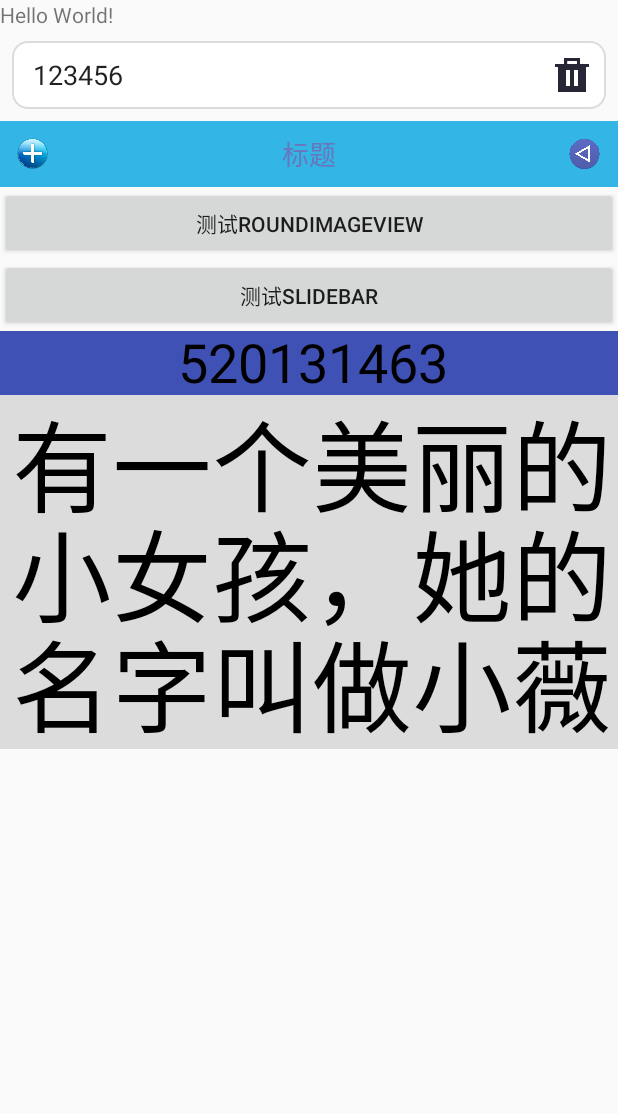
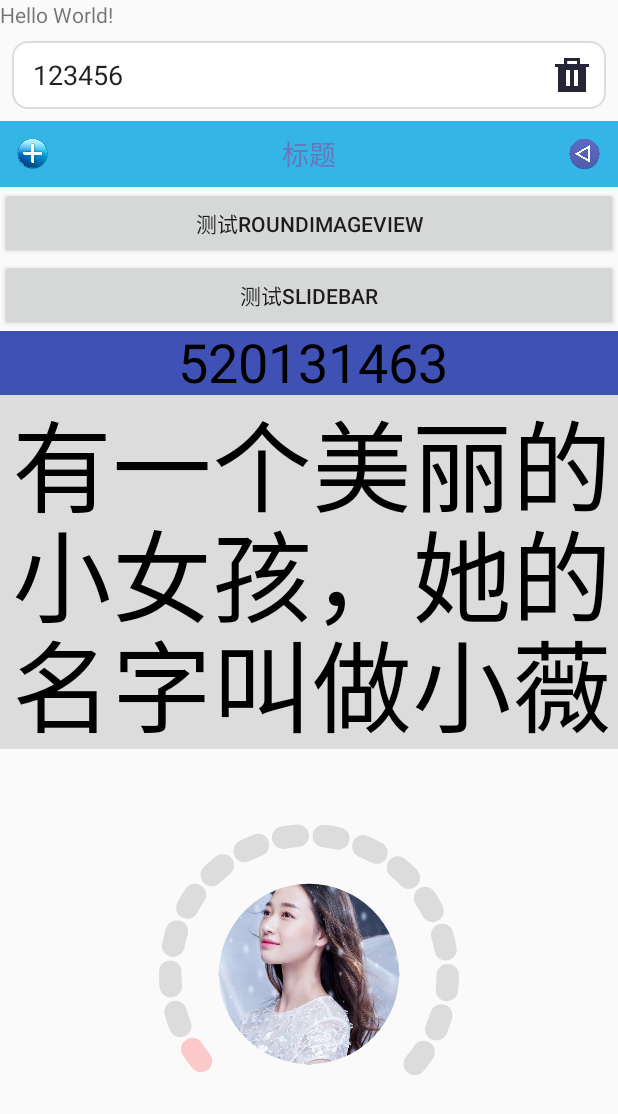
Before and after one commit to fountaintao/CustomControl, an Android app: the screen it shows after launch (MainActivity), on a phone screen of 412 x 824 dp. Shown: the top 1114 px of the screen. Run offline under Robolectric (Android 15) with nearby library versions, the phone set to English and light mode, and no system bars.

Commit message:
自定义音量调节控件。。。

```diff
--- a/app/src/main/res/layout/activity_main.xml
+++ b/app/src/main/res/layout/activity_main.xml
@@ -50,4 +50,16 @@
         android:background="@color/color_dc"
         android:padding="8dp" />
 
+    <com.taoyong.widget.VolumeView
+        android:layout_width="200dp"
+        android:layout_height="300dp"
+        android:layout_gravity="center_horizontal"
+        app:borderWidth="15dp"
+        app:chooseColor="@color/color64ff0000"
+        app:currentVolume="1"
+        app:incomplete="true"
+        app:intervalAngle="3"
+        app:sumVolume="16"
+        app:unChooseColor="@color/color_dc" />
+
 </LinearLayout>
--- /dev/null
+++ b/widget/src/main/java/com/taoyong/widget/VolumeView.java
@@ -0,0 +1,184 @@
+package com.taoyong.widget;
+
+import android.content.Context;
+import android.content.res.TypedArray;
+import android.graphics.Bitmap;
+import android.graphics.BitmapFactory;
+import android.graphics.Canvas;
+import android.graphics.Color;
+import android.graphics.Paint;
+import android.graphics.PorterDuff;
+import android.graphics.PorterDuffXfermode;
+import android.graphics.RectF;
+import android.util.AttributeSet;
+import android.view.MotionEvent;
+import android.view.View;
+
+/**
+ * Creation Time :  2017/9/18.<br/>
+ * Creator : tao yong.<br/>
+ * Module description : <br/>
+ */
+public class VolumeView extends View {
+    private static final String TAG = "VolumeView";
+    private Paint paint;
+    private float borderWidth = 50f;//默认宽度
+    private int chooseColor = Color.RED;//默认选中颜色
+    private int unChooseColor = Color.BLACK;//默认未选中颜色
+    private int sumVolume = 12;//默认总音量数
+    private int currentVolume = 6;//默认选中音量数
+    private float intervalAngle = 0f;//默认间隔角度
+    private boolean incomplete = false;//默认 不 残缺
+    private int centerImage = R.drawable.love;//默认中心图片资源
+
+    public VolumeView(Context context) {
+        super(context);
+        init(context, null);
+    }
+
+    public VolumeView(Context context, AttributeSet attrs) {
+        super(context, attrs);
+        init(context, attrs);
+    }
+
+    public VolumeView(Context context, AttributeSet attrs, int defStyleAttr) {
+        super(context, attrs, defStyleAttr);
+        init(context, attrs);
+    }
+
+    public VolumeView(Context context, AttributeSet attrs, int defStyleAttr, int defStyleRes) {
+        super(context, attrs, defStyleAttr, defStyleRes);
+        init(context, attrs);
+    }
+
+    private void init(Context context, AttributeSet attrs) {
+        if (null != attrs) {
+            TypedArray a = context.obtainStyledAttributes(attrs, R.styleable.VolumeView);
+            /****************************************************/
+            borderWidth = a.getDimension(R.styleable.VolumeView_borderWidth, 50f);
+            /****************************************************/
+            chooseColor = a.getColor(R.styleable.VolumeView_chooseColor, Color.RED);
+            /****************************************************/
+            unChooseColor = a.getColor(R.styleable.VolumeView_unChooseColor, Color.BLACK);
+            /****************************************************/
+            sumVolume = a.getInteger(R.styleable.VolumeView_sumVolume, 12);
+            /****************************************************/
+            currentVolume = a.getColor(R.styleable.VolumeView_currentVolume, 6);
+            /****************************************************/
+            intervalAngle = a.getFloat(R.styleable.VolumeView_intervalAngle, 0f);
+            /****************************************************/
+            incomplete = a.getBoolean(R.styleable.VolumeView_incomplete, false);
+            /****************************************************/
+            centerImage = a.getResourceId(R.styleable.VolumeView_centerImage, R.drawable.love);
+            a.recycle();
+        }
+    }
+
+    @Override
+    protected void onDraw(Canvas canvas) {
+        if (null == paint) {
+            paint = new Paint();
+        }
+        int width = getWidth();
+        int height = getHeight();
+        paint.setAntiAlias(true); // 消除锯齿
+        paint.setStrokeWidth(borderWidth); // 设置圆环的宽度
+        paint.setStrokeCap(Paint.Cap.ROUND); // 定义线段断电形状为圆头
+        paint.setStyle(Paint.Style.STROKE); // 设置空心
+        float radius = (width < height ? width : height) / 2f - borderWidth / 2f;// 半径
+        RectF oval = new RectF(width / 2f - radius, height / 2f - radius, width / 2f + radius, height / 2f + radius); //画圆弧的范围
+        double v = (180 * borderWidth) / (Math.PI * radius);//计算 线段断电形状为圆头 部分占用的角度
+        float average, startPos;
+        if (incomplete) {
+            average = 270f / sumVolume;
+            startPos = (float) (135 + v / 2f);
+        } else {
+            average = 360f / sumVolume;
+            startPos = (float) (270 + v / 2f);
+        }
+        if (intervalAngle > average - v) {
+            intervalAngle = (float) (average - v);
+        }
+        startPos += intervalAngle / 2f;
+        float ft = (float) (average - v - intervalAngle / 2f);
+        /*画弧度*/
+        paint.setColor(chooseColor);
+        for (int i = 0; i < currentVolume; i++) {
+            canvas.drawArc(oval, startPos + average * i, ft, false, paint);
+        }
+        paint.setColor(unChooseColor);
+        for (int i = currentVolume; i < sumVolume; i++) {
+            canvas.drawArc(oval, startPos + average * i, ft, false, paint);
+        }
+        paint.reset();
+        /*画中心图片*/
+        paint.setAntiAlias(true);
+        radius = (width < height ? width : height) / 2f - borderWidth;
+        radius = (float) (StrictMath.pow(StrictMath.pow(radius, 2) * 2, 0.5) / 2f);
+        oval = new RectF(width / 2f - radius, height / 2f - radius, width / 2f + radius, height / 2f + radius);
+        Bitmap bitmap = BitmapFactory.decodeResource(getResources(), centerImage);
+        int bitmapWidth = bitmap.getWidth(),
+                bitmapHeight = bitmap.getHeight();
+        int min = bitmapWidth < bitmapHeight ? bitmapWidth : bitmapHeight;
+        bitmap = Bitmap.createBitmap(bitmap, (bitmapWidth - min) / 2, (bitmapHeight - min) / 2, min, min);
+        int layer = canvas.saveLayer(0, 0, canvas.getWidth(), canvas.getHeight(), null, Canvas.ALL_SAVE_FLAG);
+        /*如果不需要，显示为圆形可以去掉*/
+        canvas.drawArc(oval, 0, 360, true, paint);
+        paint.setXfermode(new PorterDuffXfermode(PorterDuff.Mode.SRC_IN));
+        /********************************/
+        canvas.drawBitmap(bitmap, null, oval, paint);
+        paint.setXfermode(null);
+        canvas.restoreToCount(layer);
+        paint.reset();
+    }
+
+    private float downY;
+
+    @Override
+    public boolean dispatchTouchEvent(MotionEvent e) {
+        float y = e.getY();
+        switch (e.getAction()) {
+            case MotionEvent.ACTION_DOWN:
+                downY = y;
+                break;
+            case MotionEvent.ACTION_MOVE:
+            case MotionEvent.ACTION_UP:
+                if (downY < y) {
+                    int num = (int) ((y - downY) / (getHeight() / sumVolume));
+                    if (num > 0) {
+                        for (int i = 0; i < num; i++) {
+                            downVolume();
+                        }
+                        downY = y;
+                    }
+                } else {
+                    int num = (int) ((downY - y) / (getHeight() / sumVolume));
+                    if (num > 0) {
+                        for (int i = 0; i < num; i++) {
+                            upVolume();
+                        }
+                        downY = y;
+                    }
+                }
+                break;
+        }
+        super.dispatchTouchEvent(e);
+        return true;
+    }
+
+    public void upVolume() {
+        if (currentVolume >= sumVolume) {
+            return;
+        }
+        currentVolume++;
+        invalidate();
+    }
+
+    public void downVolume() {
+        if (currentVolume <= 0) {
+            return;
+        }
+        currentVolume--;
+        invalidate();
+    }
+}
```
Also changed, not shown: widget/src/main/res/values/attrs.xml (+20 -7 lines).
